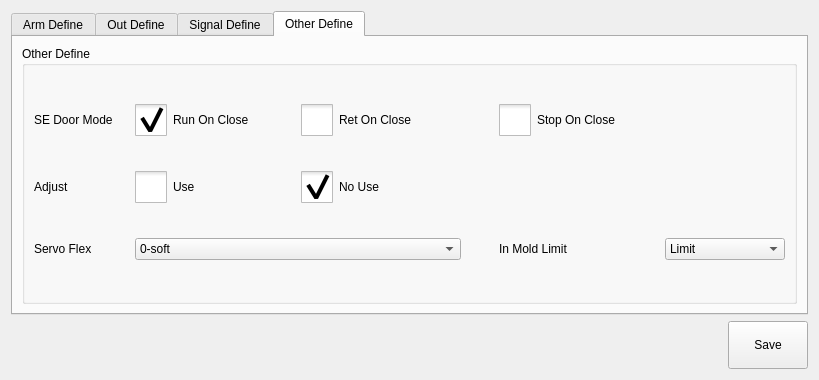
This is hcsettings/icstructdefineframe.ui in dongdong-2009/3-5AxisRobot as Qt 5 draws it before an edit. The edited form follows.
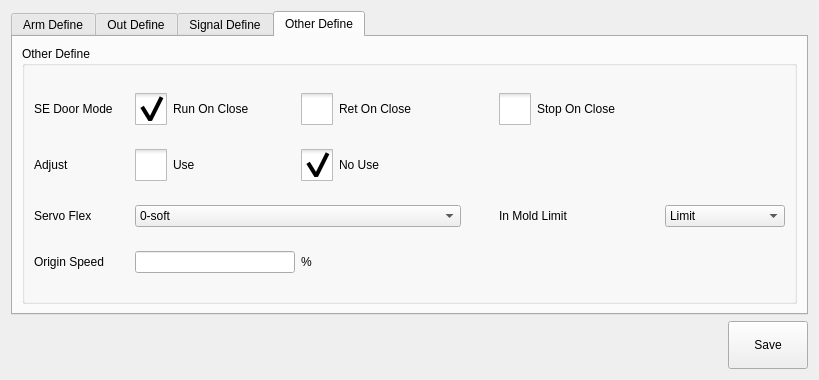
This is the edited form. The open tabs and pages were chosen to show the change. Icons and pictures are not drawn. Custom widgets are drawn as their Qt base class.

What changed in the file:
```diff
--- a/hcsettings/icstructdefineframe.ui
+++ b/hcsettings/icstructdefineframe.ui
@@ -2175,6 +2175,23 @@
             </property>
            </spacer>
           </item>
+          <item row="3" column="0">
+           <widget class="QLabel" name="label_29">
+            <property name="text">
+             <string>Origin Speed</string>
+            </property>
+           </widget>
+          </item>
+          <item row="3" column="1">
+           <widget class="ICLineEditWithVirtualNumericKeypad" name="originSpeed"/>
+          </item>
+          <item row="3" column="2">
+           <widget class="QLabel" name="label_30">
+            <property name="text">
+             <string>%</string>
+            </property>
+           </widget>
+          </item>
          </layout>
         </widget>
        </item>
@@ -2221,6 +2238,11 @@
   </layout>
  </widget>
  <customwidgets>
+  <customwidget>
+   <class>ICLineEditWithVirtualNumericKeypad</class>
+   <extends>QLineEdit</extends>
+   <header>iclineeditwithvirtualnumerickeypad.h</header>
+  </customwidget>
   <customwidget>
    <class>ICComboBox</class>
    <extends>QComboBox</extends>
```
Left out of the diff: 2 changed lines with no effect on the pictures.
